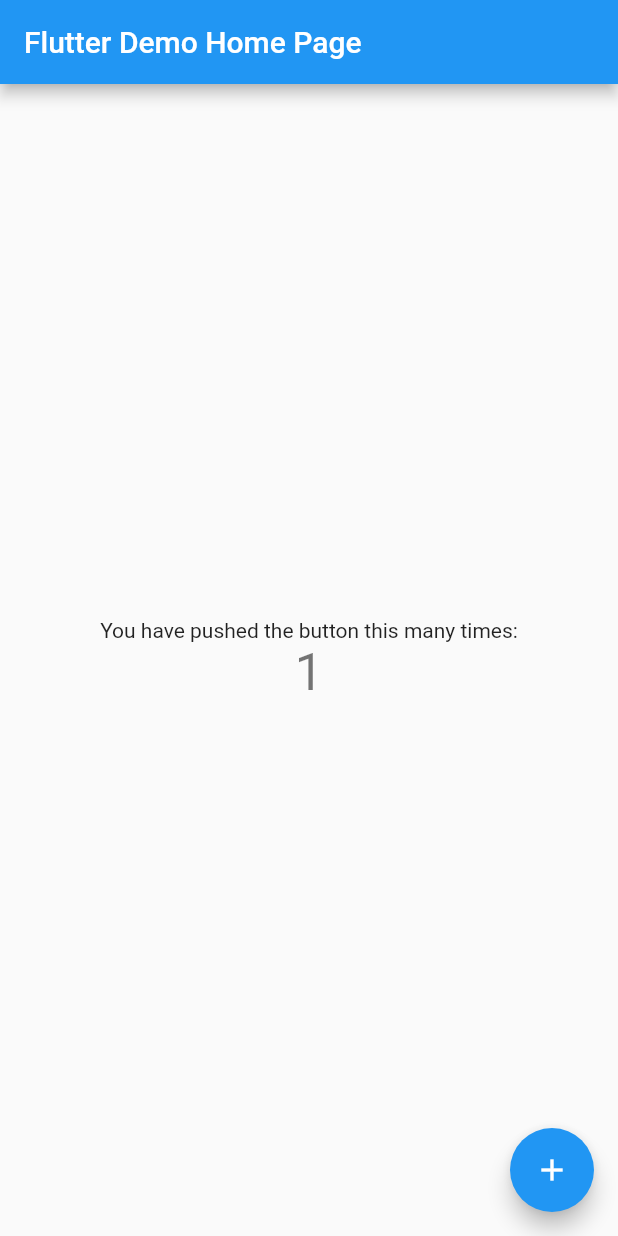
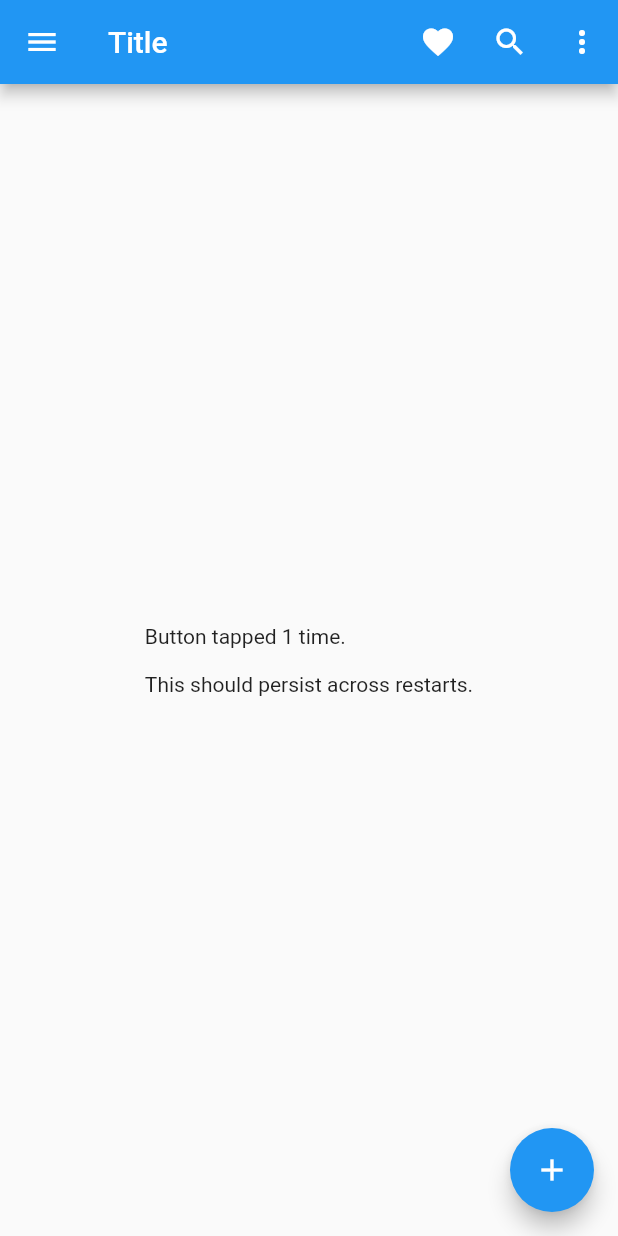
Before and after one commit to christianbraeunlich/metis, a Flutter app: the screen it shows after launch, after a tap on the "add" icon, on a phone screen of 412 x 824 dp. Run offline on Flutter 3.47's test engine with Material 2 defaults, Android fonts, the light colour scheme and no system bars; our stand-ins replace shared_preferences.

Commit message:
Add shared_preferences and AppBar

```diff
--- a/lib/main.dart
+++ b/lib/main.dart
@@ -1,113 +1,125 @@
+import 'dart:async';
+
 import 'package:flutter/material.dart';
+import 'package:shared_preferences/shared_preferences.dart';
 
 void main() {
   runApp(MyApp());
 }
 
 class MyApp extends StatelessWidget {
-  // This widget is the root of your application.
   @override
   Widget build(BuildContext context) {
     return MaterialApp(
-      title: 'Flutter Demo',
-      theme: ThemeData(
-        // This is the theme of your application.
-        //
-        // Try running your application with "flutter run". You'll see the
-        // application has a blue toolbar. Then, without quitting the app, try
-        // changing the primarySwatch below to Colors.green and then invoke
-        // "hot reload" (press "r" in the console where you ran "flutter run",
-        // or simply save your changes to "hot reload" in a Flutter IDE).
-        // Notice that the counter didn't reset back to zero; the application
-        // is not restarted.
-        primarySwatch: Colors.blue,
-      ),
-      home: MyHomePage(title: 'Flutter Demo Home Page'),
+      title: 'SharedPreferences Demo',
+      home: SharedPreferencesDemo(),
     );
   }
 }
 
-class MyHomePage extends StatefulWidget {
-  MyHomePage({Key? key, required this.title}) : super(key: key);
-
-  // This widget is the home page of your application. It is stateful, meaning
-  // that it has a State object (defined below) that contains fields that affect
-  // how it looks.
-
-  // This class is the configuration for the state. It holds the values (in this
-  // case the title) provided by the parent (in this case the App widget) and
-  // used by the build method of the State. Fields in a Widget subclass are
-  // always marked "final".
-
-  final String title;
+class SharedPreferencesDemo extends StatefulWidget {
+  SharedPreferencesDemo({Key? key}) : super(key: key);
 
   @override
-  _MyHomePageState createState() => _MyHomePageState();
+  SharedPreferencesDemoState createState() => SharedPreferencesDemoState();
 }
 
-class _MyHomePageState extends State<MyHomePage> {
-  int _counter = 0;
+class SharedPreferencesDemoState extends State<SharedPreferencesDemo> {
+  Future<SharedPreferences> _prefs = SharedPreferences.getInstance();
+  late Future<int> _counter;
 
-  void _incrementCounter() {
+  Future<void> _incrementCounter() async {
+    final SharedPreferences prefs = await _prefs;
+    final int counter = (prefs.getInt('counter') ?? 0) + 1;
+
     setState(() {
-      // This call to setState tells the Flutter framework that something has
-      // changed in this State, which causes it to rerun the build method below
-      // so that the display can reflect the updated values. If we changed
-      // _counter without calling setState(), then the build method would not be
-      // called again, and so nothing would appear to happen.
-      _counter++;
+      _counter = prefs.setInt("counter", counter).then((bool success) {
+        return counter;
+      });
+    });
+  }
+
+  @override
+  void initState() {
+    super.initState();
+    _counter = _prefs.then((SharedPreferences prefs) {
+      return (prefs.getInt('counter') ?? 0);
     });
   }
 
   @override
   Widget build(BuildContext context) {
-    // This method is rerun every time setState is called, for instance as done
-    // by the _incrementCounter method above.
-    //
-    // The Flutter framework has been optimized to make rerunning build methods
-    // fast, so that you can just rebuild anything that needs updating rather
-    // than having to individually change instances of widgets.
     return Scaffold(
       appBar: AppBar(
-        // Here we take the value from the MyHomePage object that was created by
-        // the App.build method, and use it to set our appbar title.
-        title: Text(widget.title),
+        leading: IconButton(
+          tooltip: 'Tooltip',
+          icon: const Icon(Icons.menu),
+          onPressed: () {},
+        ),
+        title: Text(
+          'Title',
+        ),
+        actions: [
+          IconButton(
+            tooltip: 'Fav',
+            icon: const Icon(
+              Icons.favorite,
+            ),
+            onPressed: () {},
+          ),
+          IconButton(
+            tooltip: 'Search',
+            icon: const Icon(
+              Icons.search,
+            ),
+            onPressed: () {},
+          ),
+          PopupMenuButton<Text>(
+            itemBuilder: (context) {
+              return [
+                PopupMenuItem(
+                  child: Text(
+                    'First',
+                  ),
+                ),
+                PopupMenuItem(
+                  child: Text(
+                    'Second',
+                  ),
+                ),
+                PopupMenuItem(
+                  child: Text(
+                    'Third',
+                  ),
+                ),
+              ];
+            },
+          )
+        ],
       ),
       body: Center(
-        // Center is a layout widget. It takes a single child and positions it
-        // in the middle of the parent.
-        child: Column(
-          // Column is also a layout widget. It takes a list of children and
-          // arranges them vertically. By default, it sizes itself to fit its
-          // children horizontally, and tries to be as tall as its parent.
-          //
-          // Invoke "debug painting" (press "p" in the console, choose the
-          // "Toggle Debug Paint" action from the Flutter Inspector in Android
-          // Studio, or the "Toggle Debug Paint" command in Visual Studio Code)
-          // to see the wireframe for each widget.
-          //
-          // Column has various properties to control how it sizes itself and
-          // how it positions its children. Here we use mainAxisAlignment to
-          // center the children vertically; the main axis here is the vertical
-          // axis because Columns are vertical (the cross axis would be
-          // horizontal).
-          mainAxisAlignment: MainAxisAlignment.center,
-          children: <Widget>[
-            Text(
-              'You have pushed the button this many times:',
-            ),
-            Text(
-              '$_counter',
-              style: Theme.of(context).textTheme.headline4,
-            ),
-          ],
-        ),
-      ),
+          child: FutureBuilder<int>(
+              future: _counter,
+              builder: (BuildContext context, AsyncSnapshot<int> snapshot) {
+                switch (snapshot.connectionState) {
+                  case ConnectionState.waiting:
+                    return const CircularProgressIndicator();
+                  default:
+                    if (snapshot.hasError) {
+                      return Text('Error: ${snapshot.error}');
+                    } else {
+                      return Text(
+                        'Button tapped ${snapshot.data} time${snapshot.data == 1 ? '' : 's'}.\n\n'
+                        'This should persist across restarts.',
+                      );
+                    }
+                }
+              })),
       floatingActionButton: FloatingActionButton(
         onPressed: _incrementCounter,
         tooltip: 'Increment',
-        child: Icon(Icons.add),
-      ), // This trailing comma makes auto-formatting nicer for build methods.
+        child: const Icon(Icons.add),
+      ),
     );
   }
 }
--- a/pubspec.yaml
+++ b/pubspec.yaml
@@ -23,11 +23,15 @@
 dependencies:
   flutter:
     sdk: flutter
+  flutter_localizations:
+    sdk: flutter
 
 
   # The following adds the Cupertino Icons font to your application.
   # Use with the CupertinoIcons class for iOS style icons.
   cupertino_icons: ^1.0.2
+
+  shared_preferences: 2.0.7
 
 dev_dependencies:
   flutter_test:
```
Also changed, not shown: pubspec.lock.
